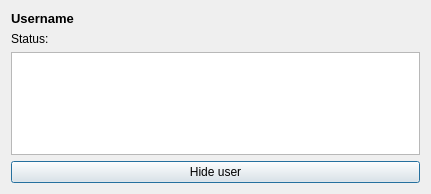
ThoreBor/Anki_Leaderboard, file designer/user_info.ui: the form before one commit.
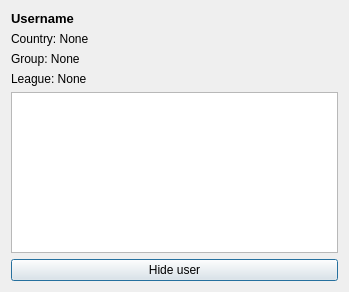
The form after the commit. Icons and pictures are not drawn.

Diff of the .ui file:
```diff
--- a/designer/user_info.ui
+++ b/designer/user_info.ui
@@ -6,8 +6,8 @@
    <rect>
     <x>0</x>
     <y>0</y>
-    <width>431</width>
-    <height>194</height>
+    <width>349</width>
+    <height>292</height>
    </rect>
   </property>
   <property name="windowTitle">
@@ -35,30 +35,43 @@
    <item>
     <widget class="QLabel" name="status_label">
      <property name="text">
-      <string>Status:</string>
+      <string>Country: None</string>
+     </property>
+    </widget>
+   </item>
+   <item>
+    <widget class="QLabel" name="group_label">
+     <property name="text">
+      <string>Group: None</string>
+     </property>
+    </widget>
+   </item>
+   <item>
+    <widget class="QLabel" name="league_label">
+     <property name="text">
+      <string>League: None</string>
      </property>
     </widget>
    </item>
    <item>
     <widget class="QTextBrowser" name="status_message">
+     <property name="font">
+      <font>
+       <pointsize>8</pointsize>
+      </font>
+     </property>
+     <property name="html">
+      <string>&lt;!DOCTYPE HTML PUBLIC &quot;-//W3C//DTD HTML 4.0//EN&quot; &quot;http://www.w3.org/TR/REC-html40/strict.dtd&quot;&gt;
+&lt;html&gt;&lt;head&gt;&lt;meta name=&quot;qrichtext&quot; content=&quot;1&quot; /&gt;&lt;style type=&quot;text/css&quot;&gt;
+p, li { white-space: pre-wrap; }
+&lt;/style&gt;&lt;/head&gt;&lt;body style=&quot; font-family:'MS Shell Dlg 2'; font-size:8pt; font-weight:400; font-style:normal;&quot;&gt;
+&lt;p style=&quot;-qt-paragraph-type:empty; margin-top:12px; margin-bottom:12px; margin-left:0px; margin-right:0px; -qt-block-indent:0; text-indent:0px;&quot;&gt;&lt;br /&gt;&lt;/p&gt;&lt;/body&gt;&lt;/html&gt;</string>
+     </property>
      <property name="openExternalLinks">
       <bool>true</bool>
      </property>
     </widget>
    </item>
-   <item>
-    <spacer name="verticalSpacer">
-     <property name="orientation">
-      <enum>Qt::Vertical</enum>
-     </property>
-     <property name="sizeHint" stdset="0">
-      <size>
-       <width>20</width>
-       <height>29</height>
-      </size>
-     </property>
-    </spacer>
-   </item>
    <item>
     <widget class="QPushButton" name="hideUser">
      <property name="text">
```
Left out of the diff: 5 changed lines with no effect on the pictures.
